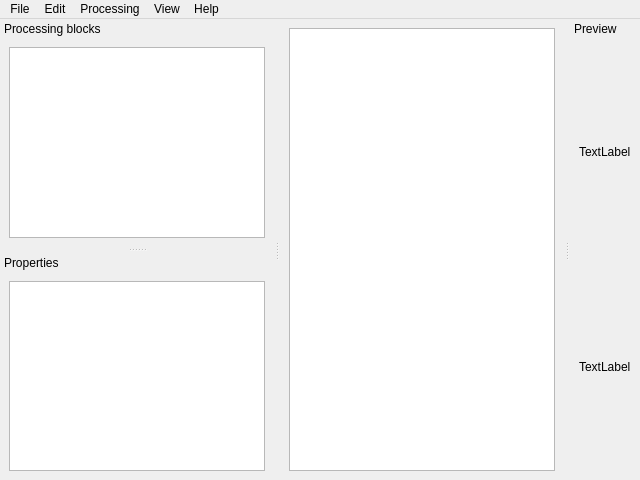
Above: src/gui/main_form.ui from anton-golubkov/Garland before the change. Below: the same form after it.
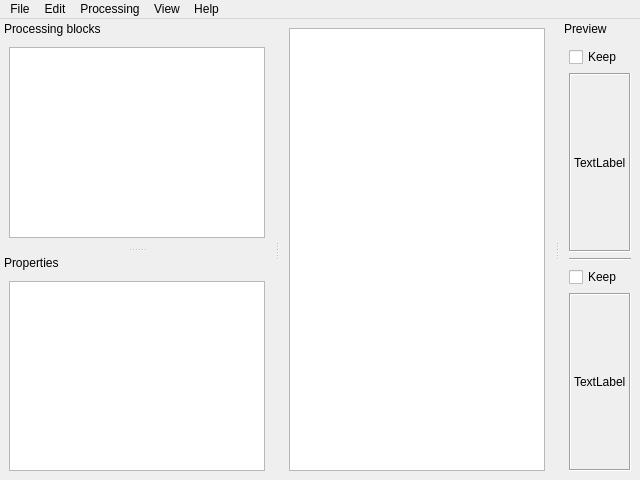
That is the form after the change. Custom widgets are drawn as their Qt base class.

Commit message: Add menu items, changes in preview panel interface

The edit to the form file:
```diff
--- a/src/gui/main_form.ui
+++ b/src/gui/main_form.ui
@@ -150,14 +150,47 @@
    <widget class="QWidget" name="dockWidgetContents_2">
     <layout class="QVBoxLayout" name="verticalLayout_3">
      <item>
-      <widget class="QLabel" name="image1">
+      <widget class="QCheckBox" name="keepPreview1">
+       <property name="text">
+        <string>Keep</string>
+       </property>
+      </widget>
+     </item>
+     <item>
+      <widget class="QLabel" name="previewImage1">
+       <property name="frameShape">
+        <enum>QFrame::Box</enum>
+       </property>
+       <property name="frameShadow">
+        <enum>QFrame::Sunken</enum>
+       </property>
        <property name="text">
         <string>TextLabel</string>
        </property>
       </widget>
      </item>
      <item>
-      <widget class="QLabel" name="image2">
+      <widget class="Line" name="line">
+       <property name="orientation">
+        <enum>Qt::Horizontal</enum>
+       </property>
+      </widget>
+     </item>
+     <item>
+      <widget class="QCheckBox" name="keepPreview2">
+       <property name="text">
+        <string>Keep</string>
+       </property>
+      </widget>
+     </item>
+     <item>
+      <widget class="QLabel" name="previewImage2">
+       <property name="frameShape">
+        <enum>QFrame::Box</enum>
+       </property>
+       <property name="frameShadow">
+        <enum>QFrame::Sunken</enum>
+       </property>
        <property name="text">
         <string>TextLabel</string>
        </property>
```
Left out of the diff: 68 changed lines with no effect on the pictures. The commit also changes 2 other files.
